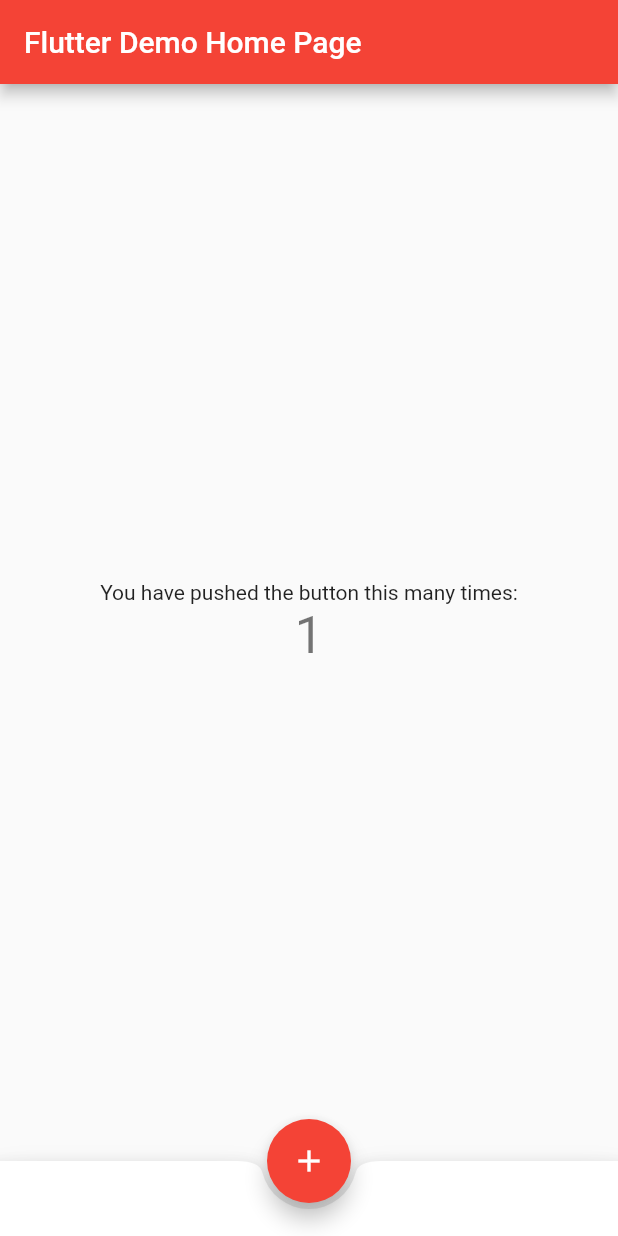
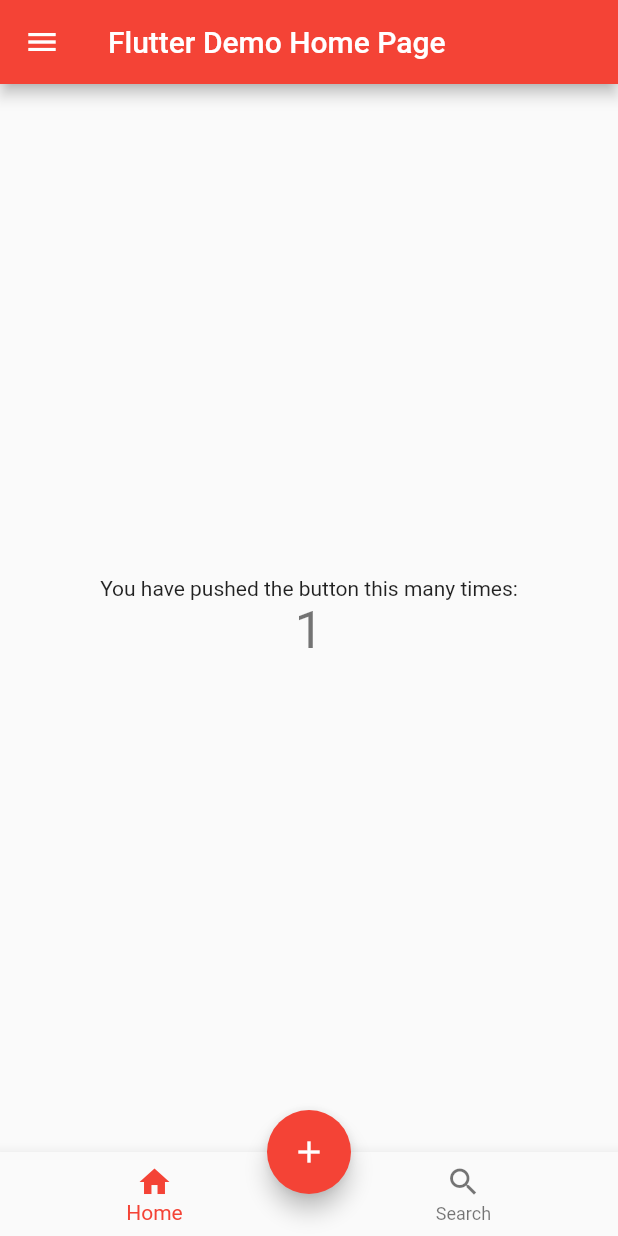
Before and after one commit to abora97/demoMultiScreenFlutterApp, a Flutter app: the screen it shows after launch, after a tap on the "add" icon, on a phone screen of 412 x 824 dp. Run offline on Flutter 3.47's test engine with Material 2 defaults, Android fonts, the phone set to English and light mode, and no system bars; our stand-ins replace fluttertoast.

Commit message:
add action in bottomBar

```diff
--- a/lib/main.dart
+++ b/lib/main.dart
@@ -1,4 +1,5 @@
 import 'package:flutter/material.dart';
+import 'package:fluttertoast/fluttertoast.dart';
 
 import 'home.dart';
 
@@ -39,6 +40,8 @@ class MyHomePage extends StatefulWidget {
 class _MyHomePageState extends State<MyHomePage> {
   int _counter = 0;
 
+  var index = 0;
+
   void _incrementCounter() {
     setState(() {
       if (_counter == 5) {
@@ -46,7 +49,7 @@ class _MyHomePageState extends State<MyHomePage> {
           context,
           MaterialPageRoute(builder: (context) => Home()),
         );
-      }
+      } else {}
 
       _counter++;
     });
@@ -96,16 +99,78 @@ class _MyHomePageState extends State<MyHomePage> {
           ],
         ),
       ),
-      bottomNavigationBar: BottomAppBar(
-        shape: const CircularNotchedRectangle(),
-        child: Container(height: 50.0,),
-      ),
+//      bottomNavigationBar: new BottomAppBar(
+//        shape: const CircularNotchedRectangle(),
+//        child: Container(
+//          height: 50.0,
+//        ),
+//      ),
+      bottomNavigationBar: new BottomNavigationBar(
+          currentIndex: index,
+          onTap: (int index) {
+            setState(() {
+              this.index = index;
+            });
+            _navigateToScreens(index);
+          },
+          type: BottomNavigationBarType.fixed,
+          items: [
+            new BottomNavigationBarItem(
+              icon: index == 0 ? new Icon(Icons.home) : new Icon(Icons.home),
+//              icon: new Icon(Icons.search),
+              title: new Text("Home"),
+            ),
+            new BottomNavigationBarItem(
+              icon:
+                  index == 1 ? new Icon(Icons.search) : new Icon(Icons.search),
+              title: new Text("Search"),
+            )
+          ]),
+
       floatingActionButton: FloatingActionButton(
         onPressed: _incrementCounter,
         tooltip: 'Increment',
         child: Icon(Icons.add),
       ),
-      floatingActionButtonLocation: FloatingActionButtonLocation.centerDocked,// This trailing comma makes auto-formatting nicer for build methods.
+      floatingActionButtonLocation: FloatingActionButtonLocation.centerDocked,
+      // This trailing comma makes auto-formatting nicer for build methods.
+      drawer: new Drawer(
+        child: new ListView(
+          children: <Widget>[
+            new DrawerHeader(
+              child: new Text("Drawer Header"),
+              decoration: new BoxDecoration(
+                color: Colors.blue,
+              ),
+            ),
+            new Text("Item 1"),
+            new Text("Item 2"),
+            new Text("Item 3"),
+            new Text("Item 4"),
+            new Text("Item 5"),
+            new Text("Item 6"),
+          ],
+        ),
+      ),
     );
   }
+
+  init() {
+    print("object ssssssssss $_counter");
+    Fluttertoast.showToast(
+        msg: "This is Center Short Toast",
+        toastLength: Toast.LENGTH_LONG,
+        gravity: ToastGravity.BOTTOM,
+        backgroundColor: Colors.red,
+        textColor: Colors.white,
+        fontSize: 16.0);
+  }
+
+  _navigateToScreens(int index) {
+    if (index == 0) {
+      print("object sssssssssssssssssssssss $index");
+    } else {
+      print("object sssssssssssssssssssssss $index");
+    }
+  }
 }
```
